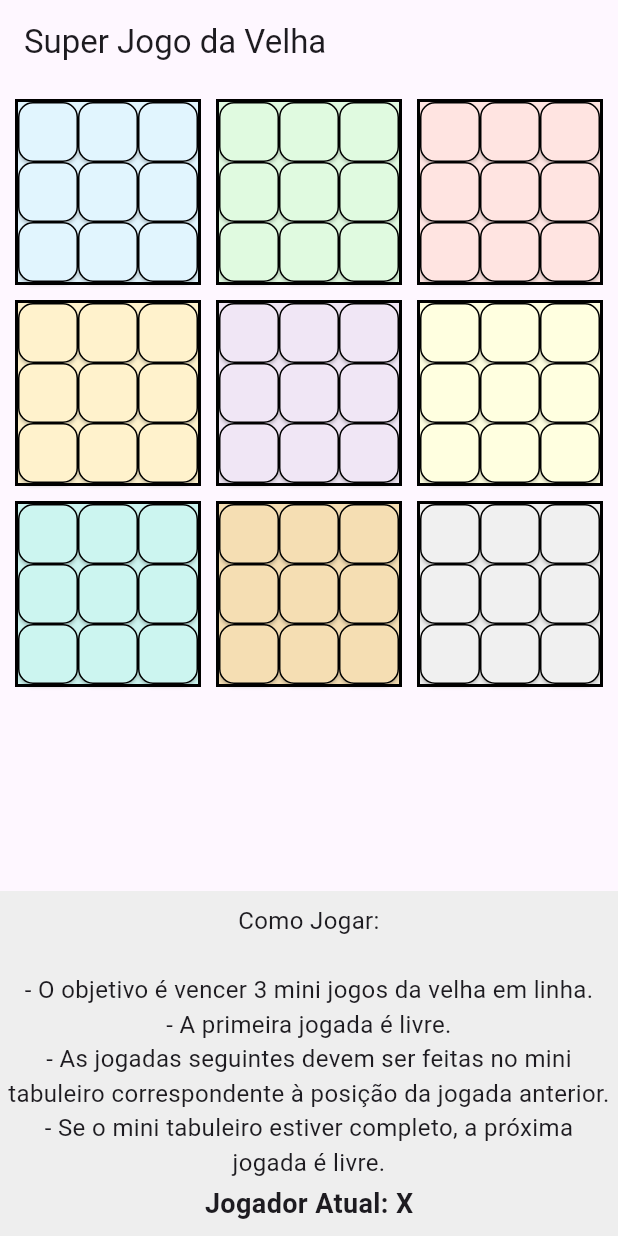
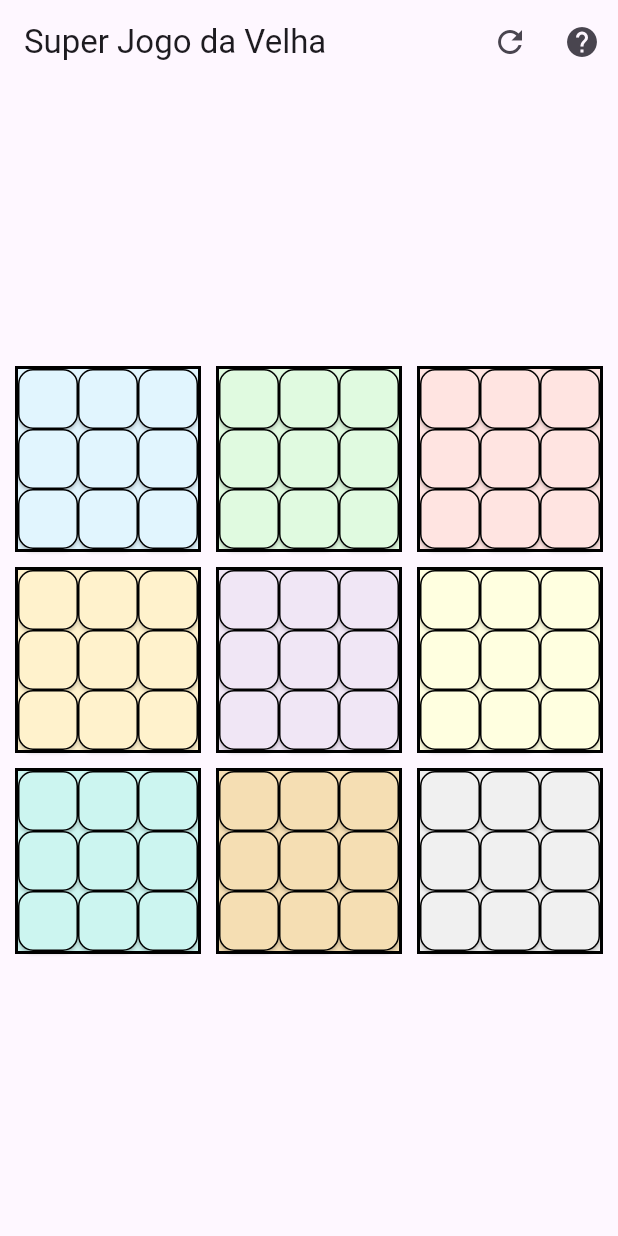
Before and after one commit to ethyios/superjogodavelha, a Flutter app: the screen it shows after launch, on a phone screen of 412 x 824 dp. Run offline on Flutter 3.47's test engine with Material 3 defaults, Android fonts, the light colour scheme and no system bars.

Commit message:
Responsividade, ícones e nomes de apps

```diff
--- a/lib/main.dart
+++ b/lib/main.dart
@@ -192,11 +192,59 @@ class SuperJogoDaVelhaPageState extends State<SuperJogoDaVelhaPage> {
   @override
   Widget build(BuildContext context) {
     return Scaffold(
-    appBar: AppBar(title: const Text('Super Jogo da Velha')),
-    body: Column(
-      children: [
-        Expanded( // Tabuleiro principal ocupa o espaço disponível
+      appBar: AppBar(
+        title: const Text('Super Jogo da Velha'),
+        actions: [
+          IconButton(
+            icon: const Icon(Icons.refresh),
+            onPressed: reiniciarJogo,
+          ),
+          IconButton( // Botão de instruções na AppBar
+            icon: const Icon(Icons.help),
+            onPressed: () {
+              showDialog(
+                context: context,
+                builder: (BuildContext context) {
+                  return AlertDialog(
+                    title: const Text('Como Jogar'),
+                    content: const SingleChildScrollView(
+                      child: Text(
+                        '- O objetivo é vencer 3 mini jogos da velha em linha.\n'
+                        '- A primeira jogada é livre.\n'
+                        '- As jogadas seguintes devem ser feitas no mini tabuleiro correspondente à posição da jogada anterior.\n'
+                        '- Se o mini tabuleiro estiver completo, a próxima jogada é livre.',
+                        textAlign: TextAlign.center,
+                      ),
+                    ),
+                    actions: [
+                      TextButton(
+                        onPressed: () => Navigator.of(context).pop(),
+                        child: const Text('Fechar'),
+                      ),
+                    ],
+                  );
+                },
+              );
+            },
+          ),
+        ],
+      ),
+      body: LayoutBuilder(
+        builder: (BuildContext context, BoxConstraints constraints) {
+          double tamanhoTabuleiro = constraints.maxWidth;
+          if (tamanhoTabuleiro > constraints.maxHeight) {
+            tamanhoTabuleiro = constraints.maxHeight;
+          }
+
+          return Center(
+            child: ConstrainedBox(
+              constraints: BoxConstraints(
+                maxWidth: tamanhoTabuleiro,
+                maxHeight: tamanhoTabuleiro,
+              ),
               child: Container(
+                width: tamanhoTabuleiro,
+                height: tamanhoTabuleiro,
                 padding: const EdgeInsets.all(10),
                 child: GridView.count(
                   key: const Key('tabuleiroPrincipal'),
@@ -211,36 +259,42 @@ class SuperJogoDaVelhaPageState extends State<SuperJogoDaVelhaPage> {
                 ),
               ),
             ),
-        _buildInstrucoesJogador(), // Widget para as instruções e jogador atual
-      ],
+          );
+        },
       ),
     );
   }
 
-Widget _buildInstrucoesJogador() {
-  return Container(
-    padding: const EdgeInsets.all(5),
-    alignment: Alignment.center,
-    height: 230, // Define a altura igual à do tabuleiro principal (aproximadamente)
-    color: Colors.grey[200],
-    child: Column( // Coluna para organizar as instruções e o jogador atual
-      mainAxisAlignment: MainAxisAlignment.spaceEvenly, // Distribui o espaço verticalmente
-      children: [
-        const Text(
-          'Como Jogar:\n\n'
+
+
+Widget buildBotaoInstrucoes() {
+  return ElevatedButton(
+    onPressed: () {
+      showDialog(
+        context: context,
+        builder: (BuildContext context) {
+          return AlertDialog(
+            title: const Text('Como Jogar'),
+            content: const SingleChildScrollView( // Permite rolagem no diálogo
+              child: Text(
                 '- O objetivo é vencer 3 mini jogos da velha em linha.\n'
                 '- A primeira jogada é livre.\n'
                 '- As jogadas seguintes devem ser feitas no mini tabuleiro correspondente à posição da jogada anterior.\n'
                 '- Se o mini tabuleiro estiver completo, a próxima jogada é livre.',
                 textAlign: TextAlign.center,
-          style: TextStyle(fontSize: 16),
               ),
-        Text(
-          'Jogador Atual: $jogadorAtual',
-          style: const TextStyle(fontSize: 18, fontWeight: FontWeight.bold),
+            ),
+            actions: [
+              TextButton(
+                onPressed: () => Navigator.of(context).pop(),
+                child: const Text('Fechar'),
               ),
             ],
-    ),
+          );
+        },
+      );
+    },
+    child: const Text('Instruções'),
   );
 }
 
@@ -270,15 +324,16 @@ Widget _buildInstrucoesJogador() {
                 borderRadius: BorderRadius.circular(10),
                 side: const BorderSide(color: Colors.black, width: 1),
               ),
-              padding: const EdgeInsets.all(5),
+              padding: const EdgeInsets.all(.5),
             ),
             onPressed: jogoTerminado || !tabuleiroPermitido
               ? null
               : () => fazerJogada(linha, coluna, posicao),
             child: Text(
               simbolo,
-              style: const TextStyle(
-                fontSize: 28,
+              style: TextStyle(
+                //fontSize: 28,
+                fontSize: MediaQuery.of(context).size.width / 18,
                 fontFamily: 'Roboto',
                 fontWeight: FontWeight.bold,
                 color: Colors.black, // Cor do texto definida explicitamente
--- a/pubspec.yaml
+++ b/pubspec.yaml
@@ -91,4 +91,5 @@ flutter:
 flutter_icons:
   android: true
   ios: true
+  windows: true
   image_path: "assets/ic_launcher.png"
```
Also changed, not shown: 3 other files. Lines whose indentation alone changed are shown as unchanged.
